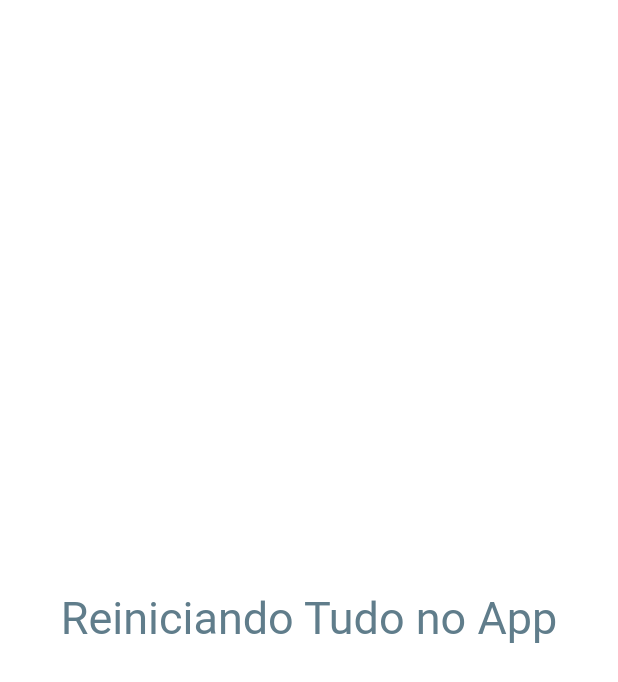
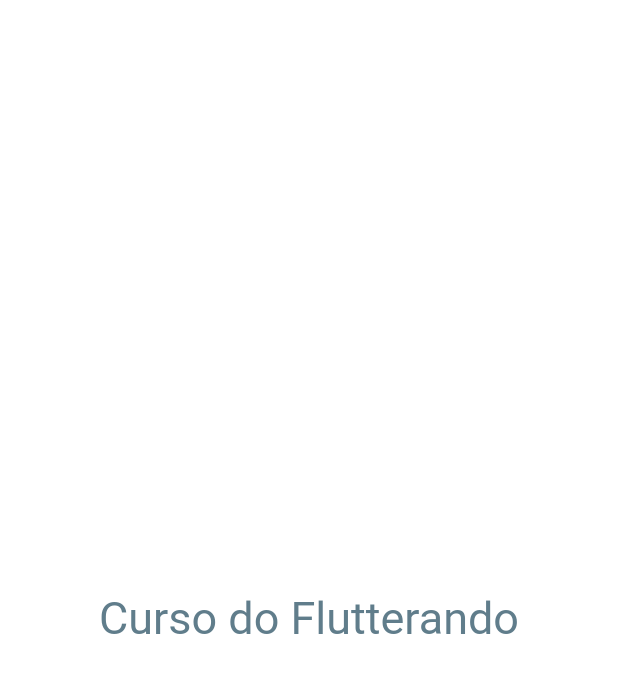
Before and after one commit to CarlosViniMSouza/MyAppTestFlutter, a Flutter app: the screen it shows after launch, on a phone screen of 412 x 824 dp. Shown: the top 682 px of the screen. Run offline on Flutter 3.47's test engine with Material 2 defaults, Android fonts, the phone set to English and light mode, and no system bars.

Commit message:
app retomado

```diff
--- a/lib/main.dart
+++ b/lib/main.dart
@@ -1,15 +1,25 @@
+// ignore_for_file: non_constant_identifier_names
+
 import 'package:flutter/cupertino.dart';
 import 'package:flutter/material.dart';
 
 main() {
   // ignore: avoid_unnecessary_containers
-  runApp(Container(
-    child: const Center(
-      child: Text(
-        'Reiniciando Tudo no App',
-        textDirection: TextDirection.ltr,
-        style: TextStyle(color: Colors.blueGrey, fontSize: 30.0),
+  runApp(AppWidget());
+}
+
+class AppWidget extends StatelessWidget {
+
+  @override
+  Widget build(BuildContext context) {
+    return Container(
+      child: const Center(
+        child: Text(
+          'Curso do Flutterando',
+          textDirection: TextDirection.ltr,
+          style: TextStyle(color: Colors.blueGrey, fontSize: 30.0),
+        ),
       ),
-    ),
-  ));
+    );
+  }
 }
```
